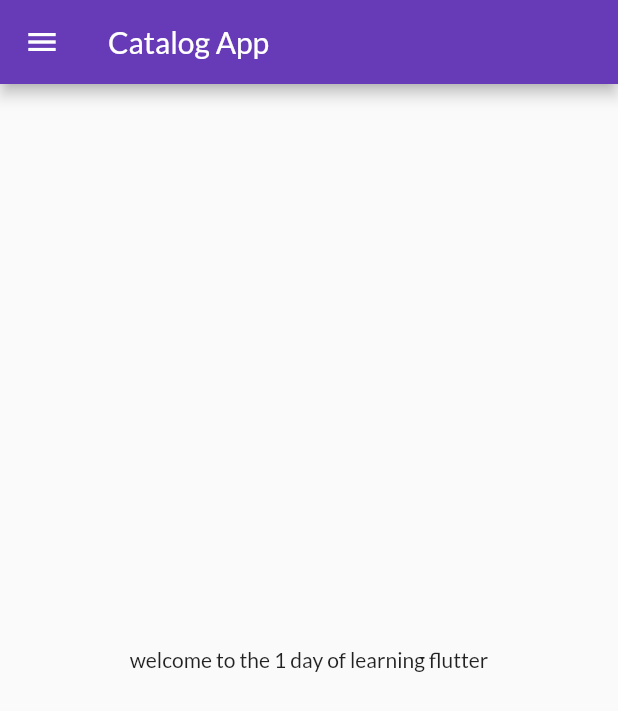
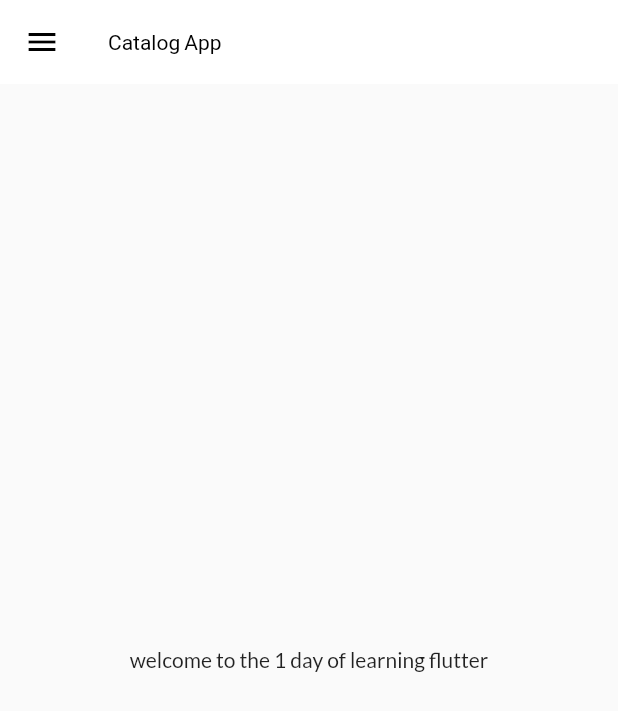
Before and after one commit to adityakaushik22/30DaysofFlutter, a Flutter app: the screen it shows after launch, on a phone screen of 412 x 824 dp. Shown: the top 711 px of the screen. Run offline on Flutter 3.47's test engine with Material 2 defaults, Android fonts, the phone set to English and light mode, and no system bars; our stand-ins replace google_fonts.

Commit message:
themes commited

```diff
--- a/lib/main.dart
+++ b/lib/main.dart
@@ -1,6 +1,7 @@
 import 'package:first_app/pages/home_page.dart';
 import 'package:first_app/pages/login_page.dart';
 import 'package:first_app/utils/routes.dart';
+import 'package:first_app/widgets/themes.dart';
 import 'package:flutter/material.dart';
 import 'package:google_fonts/google_fonts.dart';
 
@@ -16,11 +17,9 @@ class Myapp extends StatelessWidget {
     int day = 1;
     return MaterialApp(
       themeMode: ThemeMode.light,
-      theme: ThemeData(
-          primarySwatch: Colors.deepPurple,
-          fontFamily: GoogleFonts.lato().fontFamily),
+      theme: Mythemes.lightTheme(context),
       // debugShowCheckedModeBanner: false,
-      darkTheme: ThemeData(brightness: Brightness.dark),
+      darkTheme: Mythemes.darkTheme(context),
       initialRoute: MyRoutes.homeRoute,
       routes: {
         "/": (context) => Loginpage(),
--- /dev/null
+++ b/lib/widgets/themes.dart
@@ -0,0 +1,18 @@
+import 'package:flutter/material.dart';
+import 'package:google_fonts/google_fonts.dart';
+
+class Mythemes {
+  static ThemeData lightTheme(BuildContext context) => ThemeData(
+        primarySwatch: Colors.deepPurple,
+        fontFamily: GoogleFonts.lato().fontFamily,
+        appBarTheme: AppBarTheme(
+            color: Colors.white,
+            elevation: 0.0,
+            iconTheme: IconThemeData(color: Colors.black),
+            titleTextStyle: TextStyle(color: Colors.black)),
+      );
+
+  static ThemeData darkTheme(BuildContext context) => ThemeData(
+        brightness: Brightness.dark,
+      );
+}
```
